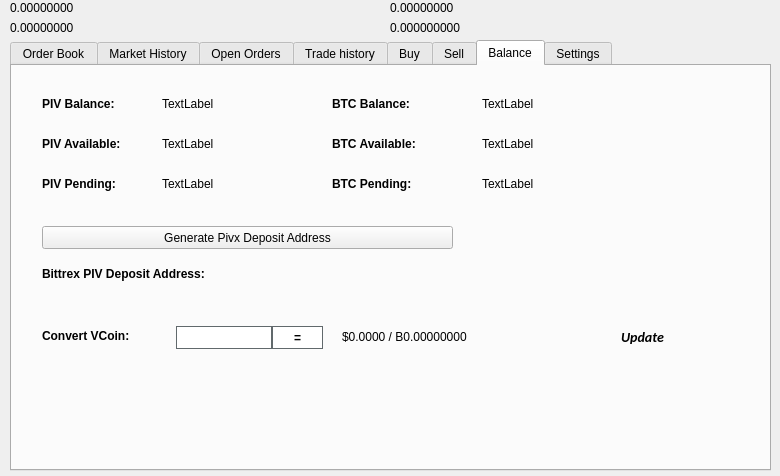
Old version of the form src/qt/forms/tradingdialog.ui in the repository EULO-Project/EULO.
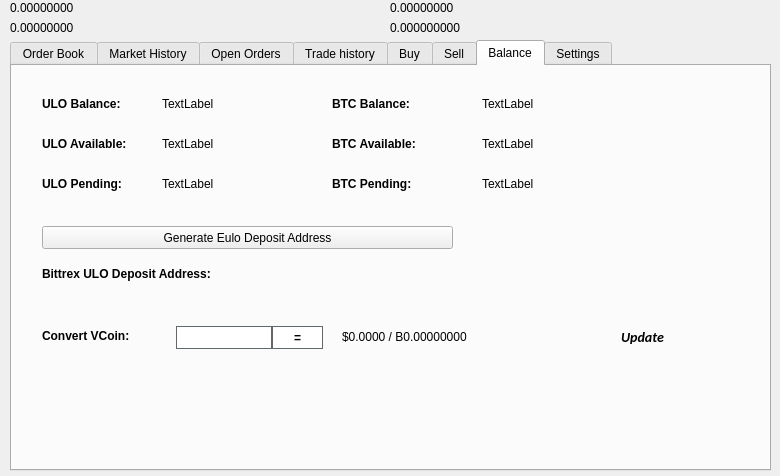
New version of the form. The open tabs and pages were chosen to show the change. Icons and pictures are not drawn.

```diff
--- a/src/qt/forms/tradingdialog.ui
+++ b/src/qt/forms/tradingdialog.ui
@@ -2762,7 +2762,7 @@
       </font>
      </property>
      <property name="text">
-      <string>PIV Balance:</string>
+      <string>ULO Balance:</string>
      </property>
     </widget>
     <widget class="QLabel" name="label_12">
@@ -2813,7 +2813,7 @@
       </font>
      </property>
      <property name="text">
-      <string>PIV Available:</string>
+      <string>ULO Available:</string>
      </property>
     </widget>
     <widget class="QLabel" name="label_14">
@@ -2832,7 +2832,7 @@
       </font>
      </property>
      <property name="text">
-      <string>PIV Pending:</string>
+      <string>ULO Pending:</string>
      </property>
     </widget>
     <widget class="QLabel" name="PIVPendingLabel">
@@ -2928,7 +2928,7 @@
       </font>
      </property>
      <property name="text">
-      <string>Bittrex PIV Deposit Address:</string>
+      <string>Bittrex ULO Deposit Address:</string>
      </property>
     </widget>
     <widget class="QPushButton" name="GenDepositBTN">
@@ -2941,7 +2941,7 @@
       </rect>
      </property>
      <property name="text">
-      <string>Generate Pivx Deposit Address</string>
+      <string>Generate Eulo Deposit Address</string>
      </property>
      <property name="icon">
       <iconset resource="../pivx.qrc">
```
Left out of the diff: 46 changed lines with no effect on the pictures.
